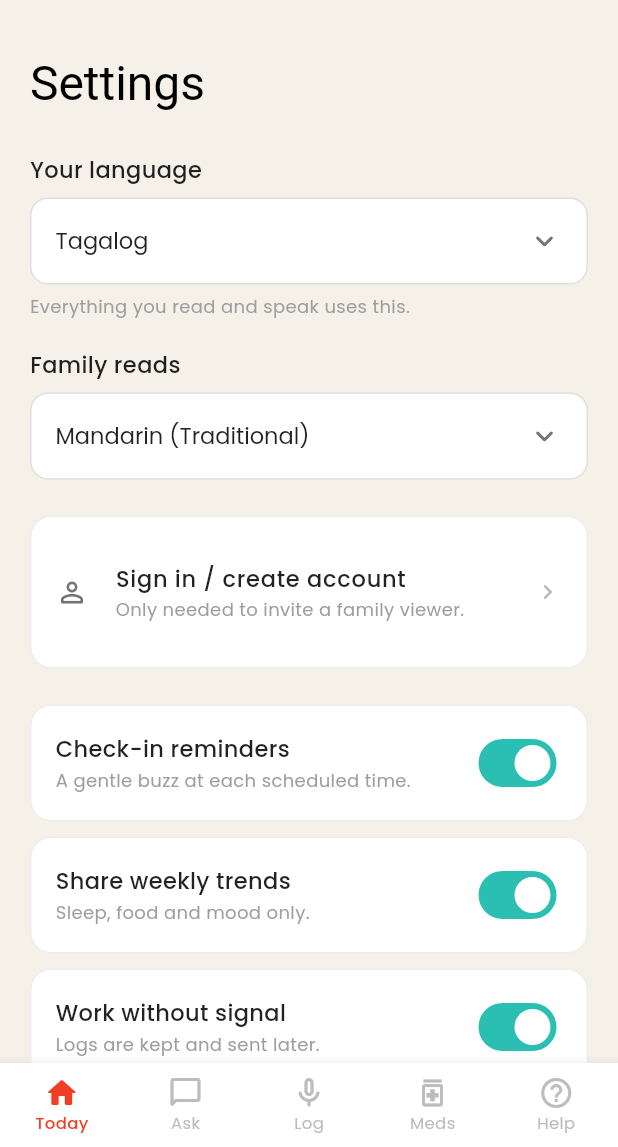
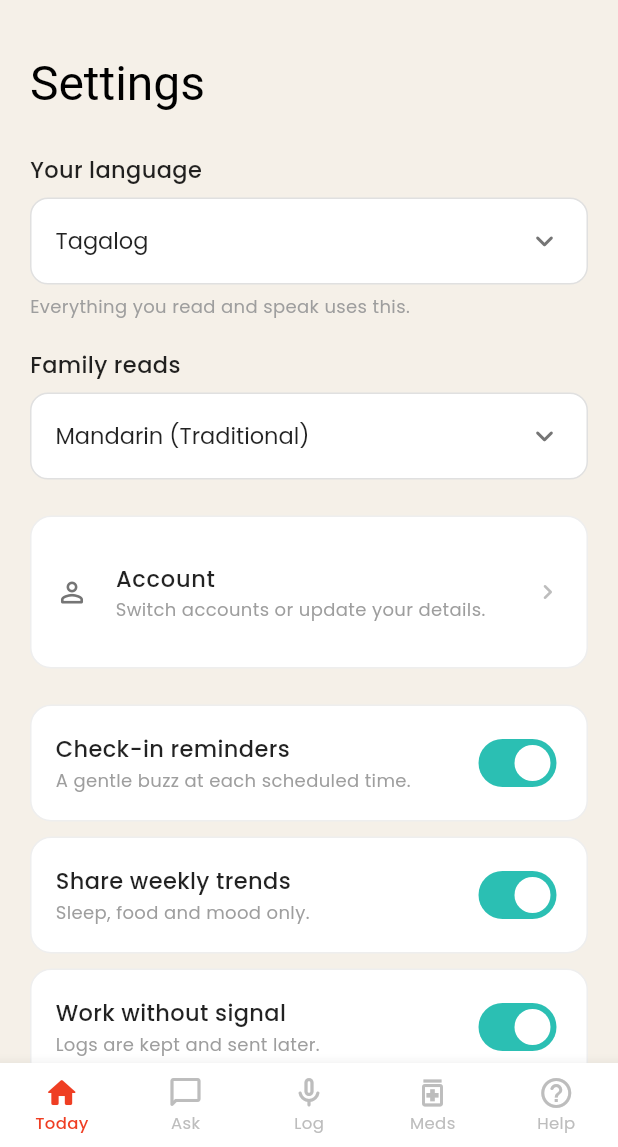
Before and after one commit to dncnl/kalinga, a Flutter app: the SettingsPage screen opened by its route, on a phone screen of 412 x 824 dp, the part 89-1236 px from its top. Run offline on Flutter 3.47's test engine with Material 3 defaults, Android fonts, the phone set to English and light mode, and no system bars; our stand-ins replace cloud_firestore, firebase_auth, firebase_core, go_router, google_fonts, image_picker and 1 more; missing offline and left inert: record; accounts and stored records are empty; network calls fail.

Commit message:
feat(mobile): require a real account to use the app
/auth is now the initial route; router.dart's redirect sends any
navigation attempt back there unless FirebaseAuth has a real
(non-anonymous) signed-in user. /invite/:token stays exempt -- it's
its own self-contained account-creation flow for family members.

Debug-only escape hatch: a "Skip (dev)" button on the auth screen,
gated behind kDebugMode, so local development doesn't require
registering every test run. It does not exist in release builds --
`flutter build` (what --pwa-strategy=none web builds and real
app-store builds use) compiles kDebugMode to false, so only `flutter
run` in debug mode shows it.

```diff
--- a/apps/mobile/lib/pages/settings_page.dart
+++ b/apps/mobile/lib/pages/settings_page.dart
@@ -66,8 +66,8 @@ class _SettingsPageState extends State<SettingsPage> {
                 onTap: () => context.push('/auth'),
                 contentPadding: EdgeInsets.zero,
                 leading: Icon(Icons.person_outline_rounded, color: Colors.grey.shade600, size: 22),
-                title: Text('Sign in / create account', style: AppTextStyles.bodyMedium(fontSize: 15).copyWith(color: Colors.black87)),
-                subtitle: Text('Only needed to invite a family viewer.', style: AppTextStyles.body(fontSize: 12).copyWith(color: Colors.grey.shade500)),
+                title: Text('Account', style: AppTextStyles.bodyMedium(fontSize: 15).copyWith(color: Colors.black87)),
+                subtitle: Text('Switch accounts or update your details.', style: AppTextStyles.body(fontSize: 12).copyWith(color: Colors.grey.shade500)),
                 trailing: Icon(Icons.chevron_right_rounded, color: Colors.grey.shade400, size: 20),
               ),
             ),
--- a/apps/mobile/lib/router.dart
+++ b/apps/mobile/lib/router.dart
@@ -1,3 +1,4 @@
+import 'package:firebase_auth/firebase_auth.dart';
 import 'package:go_router/go_router.dart';
 
 import 'services/profile_service.dart';
@@ -20,7 +21,7 @@ import 'pages/auth_page.dart';
 import 'pages/family_register_page.dart';
 
 final router = GoRouter(
-  initialLocation: '/language',
+  initialLocation: '/auth',
   // SelectedProfile.initialize() (fired unawaited in main.dart) restores an
   // already-onboarded caregiver's household/profile from the server. Once
   // that resolves and finds an existing profile, skip the onboarding
@@ -28,6 +29,16 @@ final router = GoRouter(
   // returning caregiver click through it again every launch.
   refreshListenable: SelectedProfile.instance,
   redirect: (context, state) {
+    // A real (non-anonymous) account is required to use the app —
+    // AuthPage's dev-only "Skip (dev)" button is the only way past this
+    // outside of actually registering/signing in. /invite/:token is its
+    // own self-contained account-creation flow for family members
+    // (family_register_page.dart), so it's exempt from this gate too.
+    final onAuthGate = state.matchedLocation == '/auth' || state.matchedLocation.startsWith('/invite/');
+    final user = FirebaseAuth.instance.currentUser;
+    final hasRealAccount = user != null && !user.isAnonymous;
+    if (!hasRealAccount && !onAuthGate) return '/auth';
+
     final profile = SelectedProfile.instance;
     if (!profile.hasProfile) return null;
 
```
Also changed, not shown: apps/mobile/lib/pages/auth_page.dart (+29 -12 lines).
